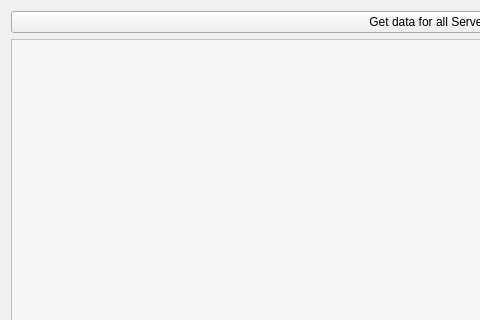
The window that source_files/isrt_monitor_v0.7.ui (sargolin/ISRT-Insurgency-Sandstorm-RCON-TOOL-and-Mapchanger) describes before a commit, drawn with Qt 5; both pictures show x 0 to 480 and y 0 to 320 of the 862 by 678 pixel window.
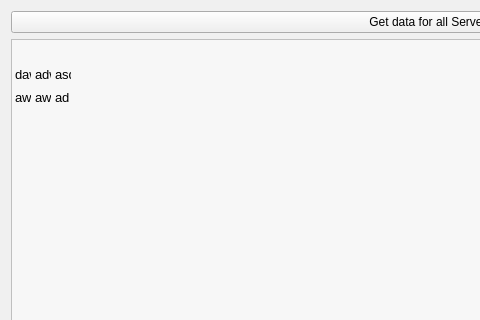
The same window after the commit. Icons and pictures are not drawn.

What changed in the file:
```diff
--- a/source_files/isrt_monitor_v0.7.ui
+++ b/source_files/isrt_monitor_v0.7.ui
@@ -72,10 +72,14 @@
         </font>
        </property>
        <property name="styleSheet">
-        <string notr="true">background-color: rgb(247, 247, 247);</string>
+        <string notr="true">border-image: url(:/img/img/monbck.jpg);
+background-color: rgb(247, 247, 247);</string>
+       </property>
+       <property name="frameShape">
+        <enum>QFrame::StyledPanel</enum>
        </property>
        <property name="frameShadow">
-        <enum>QFrame::Sunken</enum>
+        <enum>QFrame::Raised</enum>
        </property>
        <property name="verticalScrollBarPolicy">
         <enum>Qt::ScrollBarAsNeeded</enum>
@@ -98,8 +102,11 @@
        <property name="textElideMode">
         <enum>Qt::ElideNone</enum>
        </property>
+       <property name="showGrid">
+        <bool>true</bool>
+       </property>
        <property name="gridStyle">
-        <enum>Qt::CustomDashLine</enum>
+        <enum>Qt::NoPen</enum>
        </property>
        <attribute name="horizontalHeaderVisible">
         <bool>false</bool>
@@ -131,6 +138,21 @@
        <attribute name="verticalHeaderStretchLastSection">
         <bool>false</bool>
        </attribute>
+       <row>
+        <property name="text">
+         <string>New Row</string>
+        </property>
+       </row>
+       <row>
+        <property name="text">
+         <string>New Row</string>
+        </property>
+       </row>
+       <row>
+        <property name="text">
+         <string>efsf</string>
+        </property>
+       </row>
        <column>
         <property name="text">
          <string>Alias</string>
@@ -166,6 +188,36 @@
          <string>Players</string>
         </property>
        </column>
+       <item row="1" column="0">
+        <property name="text">
+         <string>daw</string>
+        </property>
+       </item>
+       <item row="1" column="1">
+        <property name="text">
+         <string>adwad</string>
+        </property>
+       </item>
+       <item row="1" column="2">
+        <property name="text">
+         <string>asd</string>
+        </property>
+       </item>
+       <item row="2" column="0">
+        <property name="text">
+         <string>awd</string>
+        </property>
+       </item>
+       <item row="2" column="1">
+        <property name="text">
+         <string>awd</string>
+        </property>
+       </item>
+       <item row="2" column="2">
+        <property name="text">
+         <string>ad</string>
+        </property>
+       </item>
       </widget>
      </item>
      <item>
```
